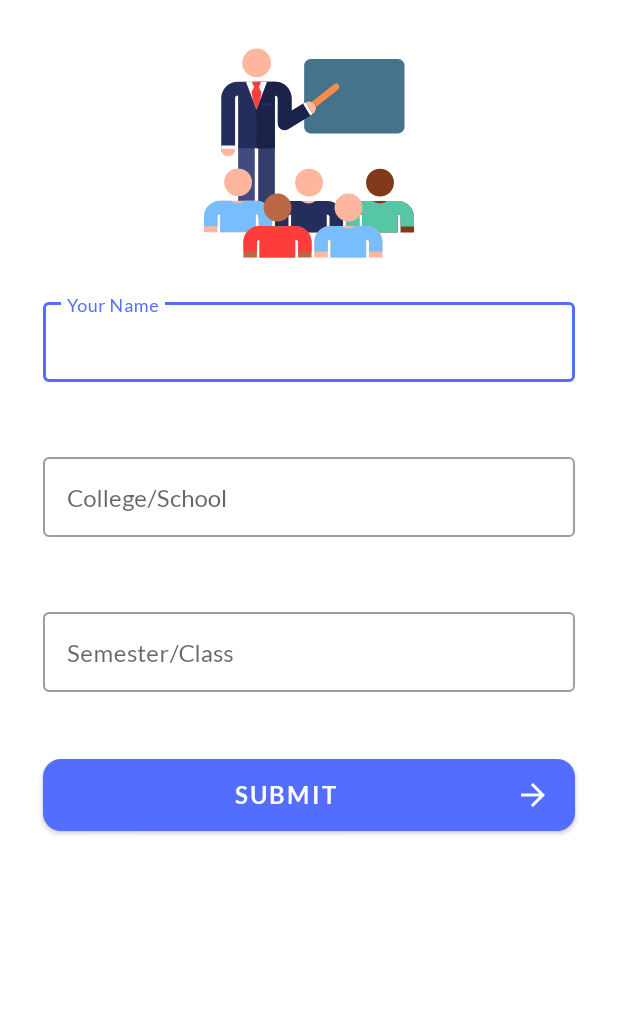
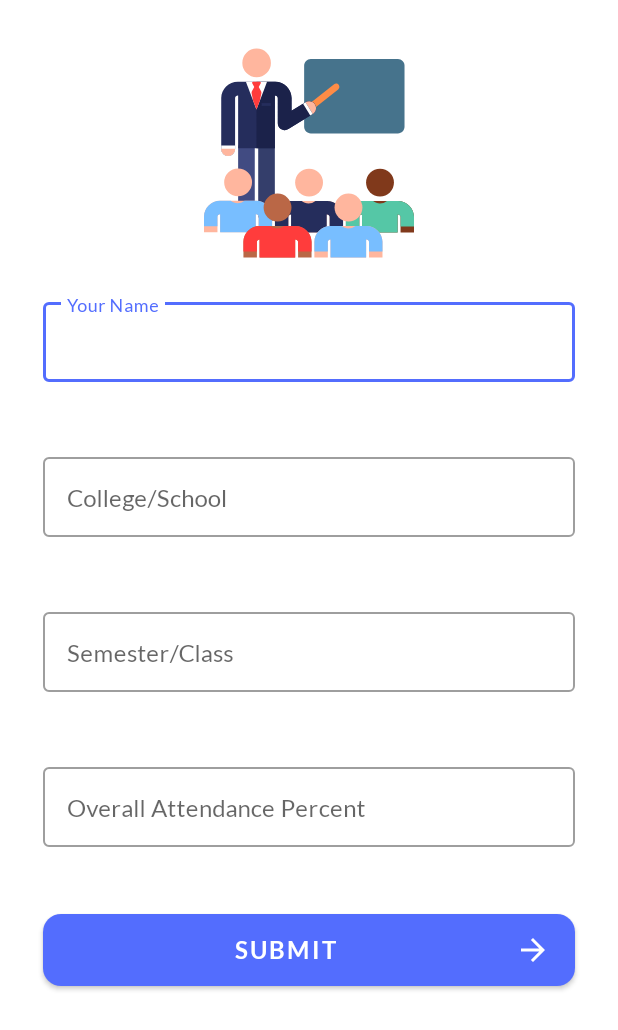
Before and after one commit to pratapnik/Presence, an Android app: the UserDetailsActivity screen opened directly, with no data from a screen before it, on a phone screen of 412 x 824 dp. Shown: the top 1030 px of the screen. Run offline under Robolectric (Android 15) with nearby library versions, the light colour scheme and no system bars.

Commit message:
Added Overall percent

```diff
--- a/app/src/main/java/com/example/presence/adapters/SubjectAdapter.java
+++ b/app/src/main/java/com/example/presence/adapters/SubjectAdapter.java
@@ -11,6 +11,7 @@ import androidx.annotation.NonNull;
 import androidx.fragment.app.FragmentActivity;
 import androidx.lifecycle.ViewModelProviders;
 import androidx.recyclerview.widget.RecyclerView;
+import androidx.room.util.StringUtil;
 
 import com.example.presence.R;
 import com.example.presence.database.Subject;
@@ -43,7 +44,8 @@ public class SubjectAdapter extends RecyclerView.Adapter<SubjectAdapter.SubjectH
     public void onBindViewHolder(@NonNull SubjectAdapter.SubjectHolder holder, int position) {
         Subject newSubject = subjectList.get(position);
         holder.subjectName.setText(newSubject.getSubjectName());
-        holder.daysOfWeek.setText(newSubject.getDaysOfWeek());
+        String daysOfWeek = newSubject.getDaysOfWeek().replaceAll(","," ");
+        holder.daysOfWeek.setText(daysOfWeek);
     }
 
     @Override
--- a/app/src/main/res/layout/activity_add_subjects.xml
+++ b/app/src/main/res/layout/activity_add_subjects.xml
@@ -15,7 +15,7 @@
         app:layout_constraintStart_toStartOf="parent"
         app:layout_constraintEnd_toEndOf="parent"
         app:layout_constraintBottom_toTopOf="@id/glHorizontal"
-        tools:listitem="@layout/add_subject_item"/>
+        tools:listitem="@layout/subject_item"/>
 
     <androidx.constraintlayout.widget.Guideline
         android:id="@+id/glHorizontal"
--- a/app/src/main/res/layout/activity_user_details.xml
+++ b/app/src/main/res/layout/activity_user_details.xml
@@ -93,7 +93,7 @@
         app:layout_constraintStart_toStartOf="@id/glVerticalLeft"
         app:layout_constraintEnd_toStartOf="@id/glVerticalRight"
         app:layout_constraintTop_toBottomOf="@id/otfInstitutionName"
-        app:layout_constraintBottom_toTopOf="@id/btnAddSubjects"
+        app:layout_constraintBottom_toTopOf="@id/otfAttendancePercent"
         style="@style/Widget.MaterialComponents.TextInputLayout.OutlinedBox">
 
         <com.google.android.material.textfield.TextInputEditText
@@ -107,6 +107,32 @@
     </com.google.android.material.textfield.TextInputLayout>
 
 
+    <com.google.android.material.textfield.TextInputLayout
+        android:id="@+id/otfAttendancePercent"
+        android:layout_width="0dp"
+        android:layout_height="wrap_content"
+        android:hint="@string/label_overall_attendance_percent_hint"
+        app:helperTextTextColor="@color/color_helper_text"
+        app:errorEnabled="true"
+        android:layout_marginTop="@dimen/margin_twenty_four_dp"
+        app:layout_constraintStart_toStartOf="@id/glVerticalLeft"
+        app:layout_constraintEnd_toStartOf="@id/glVerticalRight"
+        app:layout_constraintTop_toBottomOf="@id/otfClass"
+        app:layout_constraintBottom_toTopOf="@id/btnAddSubjects"
+        style="@style/Widget.MaterialComponents.TextInputLayout.OutlinedBox">
+
+        <com.google.android.material.textfield.TextInputEditText
+            android:id="@+id/etAttendancePercent"
+            android:layout_width="match_parent"
+            android:layout_height="wrap_content"
+            android:fontFamily="@font/font_regular"
+            android:inputType="number"
+            />
+
+    </com.google.android.material.textfield.TextInputLayout>
+
+
+
     <Button
         android:id="@+id/btnAddSubjects"
         android:layout_width="0dp"
@@ -117,7 +143,7 @@
         android:layout_marginTop="@dimen/margin_twenty_four_dp"
         android:drawableEnd="@drawable/ic_arrow_forward"
         android:text="@string/label_submit_button"
-        app:layout_constraintTop_toBottomOf="@id/otfClass"
+        app:layout_constraintTop_toBottomOf="@id/otfAttendancePercent"
         app:layout_constraintStart_toStartOf="@id/otfClass"
         app:layout_constraintEnd_toEndOf="@id/otfClass"
         />
--- a/app/src/main/res/values/strings.xml
+++ b/app/src/main/res/values/strings.xml
@@ -26,6 +26,7 @@
     <string name="days_of_class_title">Choose Days of Class:</string>
     <string name="cancel_button_title">Cancel</string>
     <string name="btn_save_title">Save</string>
+    <string name="label_overall_attendance_percent_hint">Overall Attendance Percent</string>
 
 
 </resources>
--- a/build.gradle
+++ b/build.gradle
@@ -8,7 +8,7 @@ buildscript {
 
     }
     dependencies {
-        classpath 'com.android.tools.build:gradle:3.6.2'
+        classpath 'com.android.tools.build:gradle:3.6.3'
         classpath "org.jetbrains.kotlin:kotlin-gradle-plugin:$kotlin_version"
 
         // NOTE: Do not place your application dependencies here; they belong
```
